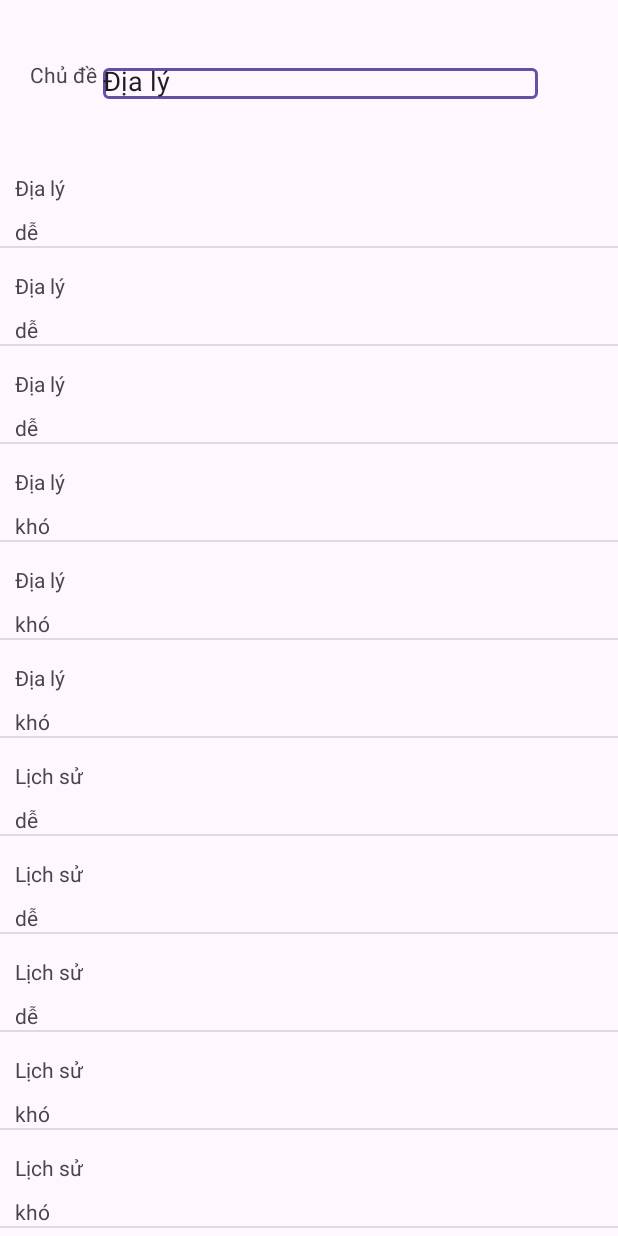
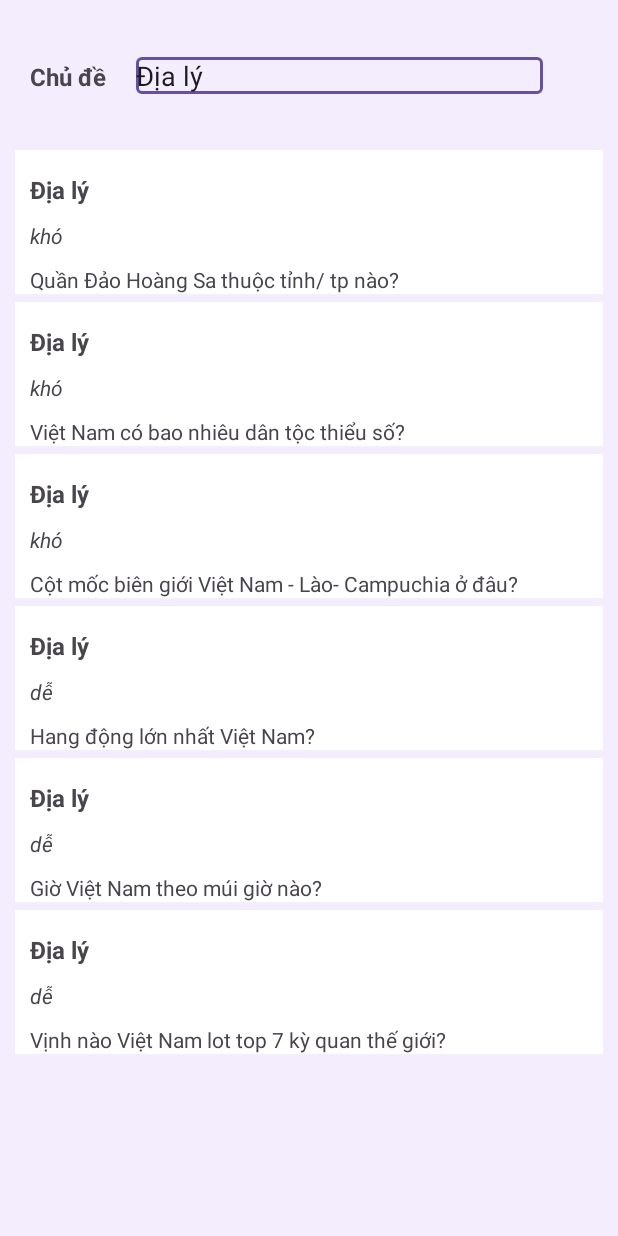
Before and after one commit to tiendung21111/Android_QuizApp, an Android app: the MainActivity5 screen opened directly, with no data from a screen before it, after a tap on "Địa lý", on a phone screen of 412 x 824 dp. Run offline under Robolectric (Android 15) with nearby library versions, the phone set to English and light mode, and no system bars.

Commit message:
co ban xong

```diff
--- a/app/src/main/java/com/example/sharedpreferences/LQuestionAdapter.java
+++ b/app/src/main/java/com/example/sharedpreferences/LQuestionAdapter.java
@@ -39,6 +39,7 @@ public class LQuestionAdapter extends BaseAdapter {
         //hien thi chu de va do kho cua no
         ((TextView)viewItem.findViewById(R.id.chu_de)).setText(question.getChu_de());
         ((TextView)viewItem.findViewById(R.id.do_kho)).setText(String.valueOf(question.getDo_kho()));
+        ((TextView)viewItem.findViewById(R.id.review_cau_hoi)).setText(question.getQuestion());
         return viewItem;
     }
 }
--- a/app/src/main/java/com/example/sharedpreferences/MainActivity5.java
+++ b/app/src/main/java/com/example/sharedpreferences/MainActivity5.java
@@ -1,23 +1,17 @@
 package com.example.sharedpreferences;
-
-
-import androidx.appcompat.app.AppCompatActivity;
 
 import android.content.Intent;
 import android.os.Bundle;
+import android.text.Editable;
+import android.text.TextWatcher;
 import android.view.View;
 import android.widget.AdapterView;
 import android.widget.ArrayAdapter;
 import android.widget.AutoCompleteTextView;
 import android.widget.ListView;
-import java.util.ArrayList;
+import android.widget.Toast;
+
 import androidx.appcompat.app.AppCompatActivity;
-
-import android.content.Intent;
-import android.os.Bundle;
-import android.view.View;
-import android.widget.AdapterView;
-import android.widget.ListView;
 
 import java.util.ArrayList;
 
@@ -26,6 +20,7 @@ public class MainActivity5 extends AppCompatActivity {
     private static final String[] PRODUCTS = {"Địa lý", "Lịch sử", "Tài chính", "Nghệ thuật"};
 
     private ArrayList<Question> questionList;
+    private ListView questionListView;
 
     @Override
     protected void onCreate(Bundle savedInstanceState) {
@@ -36,6 +31,7 @@ public class MainActivity5 extends AppCompatActivity {
         initializeQuestionList();
         setupQuestionListView();
     }
+
     private void setupAutoCompleteTextView() {
         AutoCompleteTextView autoCompleteChuDe = findViewById(R.id.Chu_de);
         autoCompleteChuDe.post(() -> autoCompleteChuDe.showDropDown());
@@ -46,50 +42,67 @@ public class MainActivity5 extends AppCompatActivity {
         autoCompleteChuDe.setAdapter(adapter);
         autoCompleteChuDe.setThreshold(0); // Đặt ngưỡng tìm kiếm xuống 0
 
+        // Thêm TextWatcher để theo dõi sự thay đổi trong AutoCompleteTextView
+        autoCompleteChuDe.addTextChangedListener(new TextWatcher() {
+            @Override
+            public void beforeTextChanged(CharSequence charSequence, int start, int count, int after) {
+                // Nếu bạn muốn thực hiện các hành động trước khi văn bản thay đổi
+            }
+
+            @Override
+            public void onTextChanged(CharSequence charSequence, int start, int before, int count) {
+                // Gọi phương thức để cập nhật danh sách hiển thị dựa trên từ khóa tìm kiếm
+                updateQuestionList(charSequence.toString());
+            }
+
+            @Override
+            public void afterTextChanged(Editable editable) {
+                // Nếu bạn muốn thực hiện các hành động sau khi văn bản đã thay đổi
+            }
+        });
     }
 
-
     private void initializeQuestionList() {
+        // Các câu hỏi đã được khởi tạo ở đây
         questionList = new ArrayList<>();
-        questionList.add(new Question("Địa lý","dễ",1,"Quần Đảo Hoàng Sa thuộc tỉnh/ tp nào?", "Đà Nẵng", "Nha Trang", "Phan Thiết", "Hải Phòng","Đà Nẵng"));
-        questionList.add(new Question("Địa lý","dễ",2,"Việt Nam có bao nhiêu dân tộc thiểu số?", "51", "53", "54", "55","54"));
-        questionList.add(new Question("Địa lý","dễ",3,"Cột mốc biên giới Việt Nam - Lào- Campuchia ở đâu?", "Hà Giang", "Điện Biên", "Kon Tum", "Lào Cai","Kon Tum"));
-        questionList.add(new Question("Địa lý","khó",4,"Hang động lớn nhất Việt Nam?","Phong Nha- Kẻ Bàng", "Sơn Đòong", "Hang Én", "Tràng An","Sơn Đòong"));
-        questionList.add(new Question("Địa lý","khó",5,"Giờ Việt Nam theo múi giờ nào?", "GMT+7", "GMT+8", "GMT+11", "GMT+12","GMT+7"));
-        questionList.add(new Question("Địa lý","khó",6,"Vịnh nào Việt Nam lot top 7 kỳ quan thế giới?","Cát Bà", "Côtô", "Hạ Long", "Lan Hạ","Lan Hạ"));
-        questionList.add(new Question("Lịch sử","dễ",7,"Trong lịch sử, Nhà Trần đã 3 lần đánh thắng quân xâm lược nào?", "Nam Hán", "Nhà Thanh", "Nhà Tần", "Mông Nguyên","Nhà Tần"));
-        questionList.add(new Question("Lịch sử","dễ",8,"Quốc hiệu Việt Nam dưới thời nhà Hồ?", "Đại Ngu", "Đại Việt", "Văn Lang", "Âu Lac","Đại Ngu"));
-        questionList.add(new Question("Lịch sử","dễ",9,"Vị vua cuối cùng của chế độ quân chủ", "Gia Long", "Bảo Đại", "Duy Tân", "Hàm Nghi","Bảo Đại"));
-        questionList.add(new Question("Lịch sử","khó",10,"Chiến dịch Điện Biên Phủ kéo dài bao nhiêu ngày đêm?", "48", "49", "56", "57","56"));
-        questionList.add(new Question("Lịch sử","khó",11,"Ai là hoàng đế đầu tiên của Việt Nam?", "Vua Hùng", "Đinh Bộ Lĩnh", "Ngô Quyền", "Lý Nam Đế","Lý Nam Đế"));
-        questionList.add(new Question("Lịch sử","khó",12,"Việt Nâm hoàn toàn giải phóng năm nào?", "1945", "1952", "1972", "1979","1972"));
-        questionList.add(new Question("Tài chính","dễ",13,"Đâu là 1 trong 4 con rồng kinh tế của châu á?", "Việt Nam", "Trung Quốc", "Hong Kong", "Nhật Bản","Hong Kong"));
-        questionList.add(new Question("Tài chính","dễ",14,"Đồng tiền nước nào có giá trị cao nhất thế giới??","Mỹ", "Anh", "Kuwait", "Nhật","Kuwait"));
-        questionList.add(new Question("Tài chính","dễ",15,"Đâu là trung tâm tài chính thế giới ?", "Hong Kong", "Đài loan", "New York", "Wasington","New York"));
-        questionList.add(new Question("Tài chính","khó",16,"Đâu là nước có nền kinh tế phát triển nhất thế giới?", "Mỹ", "Đức", "Trung Quốc", "Nhật Bản","Mỹ"));
-        questionList.add(new Question("Tài chính","khó",17,"Việt Nam có nền kinh tế phát triển thứ mấy Đông Nam Á?", "1", "2", "3", "4","4"));
-        questionList.add(new Question("Tài chính","khó",18,"Đâu là ti phú giàu nhất Thế Giới?", "Elon Musk", "Jeff Bezos", "Bill Gates", "Warren Buffet","Warren Buffet"));
-        questionList.add(new Question("Nghệ thuật","dễ",19,"Bức tranh mona lisa của họa sĩ nào?", "Van Gogh", "Manat", "Picasso", "Leonardo da vinci","Leonardo da vinci"));
-        questionList.add(new Question("Nghệ thuật","dễ",20,"Bài hát “Tình ca”- Hoàng Việt nói đến mùa nào trong năm?", "Mùa Xuân", "Mùa Hạ", "Mùa Thu", "Mùa Đông","Mùa Xuân"));
-        questionList.add(new Question("Nghệ thuật","dễ",21,"Lễ hội Canaval là lễ hội nổi tiếng ở quốc gia nào?", "Brazil", "Ý", "Pháp", "Anh","Brazil"));
-        questionList.add(new Question("Nghệ thuật","khó",22,"Van Gogh là một họa sĩ nước nào?", "Ý", "Hà Lan", "Pháp", "Thụy Sĩ","Warren Buffet"));
-        questionList.add(new Question("Nghệ thuật","khó",23,"Bản nhạc sonate là bản nhạc huyền thoại của nghệ sĩ nào?", "Beethoven", "Paganini", "Mozart", "Brahms","Beethoven"));
-        questionList.add(new Question("Nghệ thuật","khó",24,"Đâu là bộ phim có doanh thu cao nhất mọi thời đại?", "Avenger:End Game", "Jurassic World", "Titanic", "Avatar","Avatar"));
-
+        questionList.add(new Question("Địa lý","khó",1,"Quần Đảo Hoàng Sa thuộc tỉnh/ tp nào?", "Đà Nẵng", "Nha Trang", "Phan Thiết", "Hải Phòng","Đà Nẵng"));
+        questionList.add(new Question("Địa lý","khó",2,"Việt Nam có bao nhiêu dân tộc thiểu số?", "51", "53", "54", "55","54"));
+        questionList.add(new Question("Địa lý","khó",3,"Cột mốc biên giới Việt Nam - Lào- Campuchia ở đâu?", "Hà Giang", "Điện Biên", "Kon Tum", "Lào Cai","Kon Tum"));
+        questionList.add(new Question("Địa lý","dễ",4,"Hang động lớn nhất Việt Nam?","Phong Nha- Kẻ Bàng", "Sơn Đòong", "Hang Én", "Tràng An","Sơn Đòong"));
+        questionList.add(new Question("Địa lý","dễ",5,"Giờ Việt Nam theo múi giờ nào?", "GMT+7", "GMT+8", "GMT+11", "GMT+12","GMT+7"));
+        questionList.add(new Question("Địa lý","dễ",6,"Vịnh nào Việt Nam lot top 7 kỳ quan thế giới?","Cát Bà", "Côtô", "Hạ Long", "Lan Hạ","Lan Hạ"));
+        questionList.add(new Question("Lịch sử","khó",7,"Trong lịch sử, Nhà Trần đã 3 lần đánh thắng quân xâm lược nào?", "Nam Hán", "Nhà Thanh", "Nhà Tần", "Mông Nguyên","Nhà Tần"));
+        questionList.add(new Question("Lịch sử","khó",8,"Quốc hiệu Việt Nam dưới thời nhà Hồ?", "Đại Ngu", "Đại Việt", "Văn Lang", "Âu Lac","Đại Ngu"));
+        questionList.add(new Question("Lịch sử","khó",9,"Vị vua cuối cùng của chế độ quân chủ", "Gia Long", "Bảo Đại", "Duy Tân", "Hàm Nghi","Bảo Đại"));
+        questionList.add(new Question("Lịch sử","dễ",10,"Chiến dịch Điện Biên Phủ kéo dài bao nhiêu ngày đêm?", "48", "49", "56", "57","56"));
+        questionList.add(new Question("Lịch sử","dễ",11,"Ai là hoàng đế đầu tiên của Việt Nam?", "Vua Hùng", "Đinh Bộ Lĩnh", "Ngô Quyền", "Lý Nam Đế","Lý Nam Đế"));
+        questionList.add(new Question("Lịch sử","dễ",12,"Việt Nâm hoàn toàn giải phóng năm nào?", "1945", "1952", "1972", "1979","1972"));
+        questionList.add(new Question("Tài chính","khó",13,"Đâu là 1 trong 4 con rồng kinh tế của châu á?", "Việt Nam", "Trung Quốc", "Hong Kong", "Nhật Bản","Hong Kong"));
+        questionList.add(new Question("Tài chính","khó",14,"Đồng tiền nước nào có giá trị cao nhất thế giới??","Mỹ", "Anh", "Kuwait", "Nhật","Kuwait"));
+        questionList.add(new Question("Tài chính","khó",15,"Đâu là trung tâm tài chính thế giới ?", "Hong Kong", "Đài loan", "New York", "Wasington","New York"));
+        questionList.add(new Question("Tài chính","dễ",16,"Đâu là nước có nền kinh tế phát triển nhất thế giới?", "Mỹ", "Đức", "Trung Quốc", "Nhật Bản","Mỹ"));
+        questionList.add(new Question("Tài chính","dễ",17,"Việt Nam có nền kinh tế phát triển thứ mấy Đông Nam Á?", "1", "2", "3", "4","4"));
+        questionList.add(new Question("Tài chính","dễ",18,"Đâu là ti phú giàu nhất Thế Giới?", "Elon Musk", "Jeff Bezos", "Bill Gates", "Warren Buffet","Warren Buffet"));
+        questionList.add(new Question("Nghệ thuật","khó",19,"Bức tranh mona lisa của họa sĩ nào?", "Van Gogh", "Manat", "Picasso", "Leonardo da vinci","Leonardo da vinci"));
+        questionList.add(new Question("Nghệ thuật","khó",20,"Bài hát “Tình ca”- Hoàng Việt nói đến mùa nào trong năm?", "Mùa Xuân", "Mùa Hạ", "Mùa Thu", "Mùa Đông","Mùa Xuân"));
+        questionList.add(new Question("Nghệ thuật","khó",21,"Lễ hội Canaval là lễ hội nổi tiếng ở quốc gia nào?", "Brazil", "Ý", "Pháp", "Anh","Brazil"));
+        questionList.add(new Question("Nghệ thuật","dễ",22,"Van Gogh là một họa sĩ nước nào?", "Ý", "Hà Lan", "Pháp", "Thụy Sĩ","Warren Buffet"));
+        questionList.add(new Question("Nghệ thuật","dễ",23,"Bản nhạc sonate là bản nhạc huyền thoại của nghệ sĩ nào?", "Beethoven", "Paganini", "Mozart", "Brahms","Beethoven"));
+        questionList.add(new Question("Nghệ thuật","dễ",24,"Đâu là bộ phim có doanh thu cao nhất mọi thời đại?", "Avenger:End Game", "Jurassic World", "Titanic", "Avatar","Avatar"));
 
 
     }
 
     private void setupQuestionListView() {
-        ListView questionListView = findViewById(R.id.listQuestion);
+        questionListView = findViewById(R.id.listQuestion);
         questionListView.setOnItemClickListener(new AdapterView.OnItemClickListener() {
             @Override
             public void onItemClick(AdapterView<?> parent, View view, int position, long id) {
                 Question selectedQuestion = questionList.get(position);
-                // Chuyển Intent và đính kèm dữ liệu từ câu hỏi được chọn
+
                 Intent intent = new Intent(MainActivity5.this, MainActivity6.class);
                 intent.putExtra("cauhoi", selectedQuestion.getQuestion());
-                intent.putExtra("dokho", selectedQuestion.getDo_kho());
+                intent.putExtra("dokho","Độ khó: " + selectedQuestion.getDo_kho());
                 intent.putExtra("dapanA", selectedQuestion.getOptionA());
                 intent.putExtra("dapanB", selectedQuestion.getOptionB());
                 intent.putExtra("dapanC", selectedQuestion.getOptionC());
@@ -103,4 +116,24 @@ public class MainActivity5 extends AppCompatActivity {
         LQuestionAdapter questionAdapter = new LQuestionAdapter(questionList);
         questionListView.setAdapter(questionAdapter);
     }
+
+    private void updateQuestionList(String keyword) {
+        ArrayList<Question> filteredList = new ArrayList<>();
+
+        if (keyword.isEmpty()) {
+            // Hiển thị toàn bộ danh sách khi không có từ khóa tìm kiếm
+            filteredList.addAll(questionList);
+        } else {
+            // Lọc danh sách theo từ khóa tìm kiếm
+            for (Question question : questionList) {
+                if (question.getChu_de().toLowerCase().contains(keyword.toLowerCase())) {
+                    filteredList.add(question);
+                }
+            }
+        }
+
+        // Cập nhật danh sách hiển thị
+        LQuestionAdapter questionAdapter = new LQuestionAdapter(filteredList);
+        questionListView.setAdapter(questionAdapter);
+    }
 }
--- a/app/src/main/res/layout/activity_main.xml
+++ b/app/src/main/res/layout/activity_main.xml
@@ -4,7 +4,8 @@
     xmlns:tools="http://schemas.android.com/tools"
     android:layout_width="match_parent"
     android:layout_height="match_parent"
-    tools:context=".MainActivity">
+    tools:context=".MainActivity"
+    android:background="#F3EDFD">
 
     <TextView
         android:id="@+id/textView2"
--- a/app/src/main/res/layout/activity_main3.xml
+++ b/app/src/main/res/layout/activity_main3.xml
@@ -4,7 +4,8 @@
     xmlns:app="http://schemas.android.com/apk/res-auto"
     xmlns:tools="http://schemas.android.com/tools"
     android:layout_width="match_parent"
-    android:layout_height="match_parent">
+    android:layout_height="match_parent"
+    android:background="#F3EDFD">
 
     <TextView
         android:id="@+id/questionTextView"
--- a/app/src/main/res/layout/activity_main4.xml
+++ b/app/src/main/res/layout/activity_main4.xml
@@ -4,7 +4,8 @@
     xmlns:tools="http://schemas.android.com/tools"
     android:layout_width="match_parent"
     android:layout_height="match_parent"
-    tools:context=".MainActivity4">
+    tools:context=".MainActivity4"
+    android:background="#F3EDFD">
 
     <TextView
         android:id="@+id/textView3"
--- a/app/src/main/res/layout/activity_main5.xml
+++ b/app/src/main/res/layout/activity_main5.xml
@@ -4,7 +4,8 @@
     xmlns:tools="http://schemas.android.com/tools"
     android:layout_width="match_parent"
     android:layout_height="match_parent"
-    tools:context=".MainActivity5">
+    tools:context=".MainActivity5"
+    android:background="#F3EDFD">
 
     <TextView
         android:id="@+id/textView4"
@@ -13,18 +14,20 @@
         android:layout_marginStart="20dp"
         android:layout_marginTop="40dp"
         android:text="Chủ đề"
+        android:textSize="16sp"
+        android:textStyle="bold"
         app:layout_constraintStart_toStartOf="parent"
         app:layout_constraintTop_toTopOf="parent" />
 
     <com.google.android.material.textfield.TextInputLayout
         android:id="@+id/textInputLayout"
-        android:layout_width="290dp"
-        android:layout_height="26dp"
-        android:layout_marginTop="40dp"
+        android:layout_width="0dp"
+        android:layout_height="wrap_content"
+        android:layout_marginStart="20dp"
         android:layout_marginEnd="50dp"
+        app:layout_constraintBaseline_toBaselineOf="@+id/textView4"
         app:layout_constraintEnd_toEndOf="parent"
-        app:layout_constraintStart_toEndOf="@+id/textView4"
-        app:layout_constraintTop_toTopOf="parent">
+        app:layout_constraintStart_toEndOf="@+id/textView4">
 
         <AutoCompleteTextView
             android:id="@+id/Chu_de"
@@ -38,7 +41,12 @@
         android:id="@+id/listQuestion"
         android:layout_width="match_parent"
         android:layout_height="match_parent"
+        android:layout_marginStart="10dp"
         android:layout_marginTop="100dp"
+        android:layout_marginEnd="10dp"
+        android:background="#F3EDFD"
+        android:divider="#F3EDFD"
+        android:dividerHeight="5dp"
         app:layout_constraintBottom_toBottomOf="parent"
         app:layout_constraintEnd_toEndOf="parent"
         app:layout_constraintStart_toStartOf="parent"
--- a/app/src/main/res/layout/activitymain2_1.xml
+++ b/app/src/main/res/layout/activitymain2_1.xml
@@ -9,6 +9,8 @@
     xmlns:tools="http://schemas.android.com/tools"
     android:padding="20dp"
     tools:context=".MainActivity"
+    android:background="@color/white"
+
     >
 
 
--- a/app/src/main/res/layout/question_view.xml
+++ b/app/src/main/res/layout/question_view.xml
@@ -3,7 +3,8 @@
     xmlns:app="http://schemas.android.com/apk/res-auto"
     xmlns:tools="http://schemas.android.com/tools"
     android:layout_width="match_parent"
-    android:layout_height="100dp">
+    android:layout_height="120dp"
+    android:background="@color/white">
 
     <TextView
         android:id="@+id/chu_de"
@@ -12,6 +13,8 @@
         android:layout_marginStart="10dp"
         android:layout_marginTop="15dp"
         android:text="Chủ đề"
+        android:textSize="16sp"
+        android:textStyle="bold"
         app:layout_constraintStart_toStartOf="parent"
         app:layout_constraintTop_toTopOf="parent" />
 
@@ -21,6 +24,16 @@
         android:layout_height="wrap_content"
         android:layout_marginTop="10dp"
         android:text="Độ khó"
+        android:textStyle="italic"
         app:layout_constraintStart_toStartOf="@+id/chu_de"
         app:layout_constraintTop_toBottomOf="@+id/chu_de" />
+
+    <TextView
+        android:id="@+id/review_cau_hoi"
+        android:layout_width="wrap_content"
+        android:layout_height="wrap_content"
+        android:layout_marginTop="10dp"
+        android:text="TextView"
+        app:layout_constraintStart_toStartOf="@+id/do_kho"
+        app:layout_constraintTop_toBottomOf="@+id/do_kho" />
 </androidx.constraintlayout.widget.ConstraintLayout>
```
Also changed, not shown: app/src/main/AndroidManifest.xml (+8 -1 lines), app/src/main/java/com/example/sharedpreferences/MainActivity4.java (+28 -0 lines), app/src/main/res/layout/activity_main2.xml (+8 -1 lines), app/src/main/res/layout/activity_main6.xml (+28 -9 lines).
